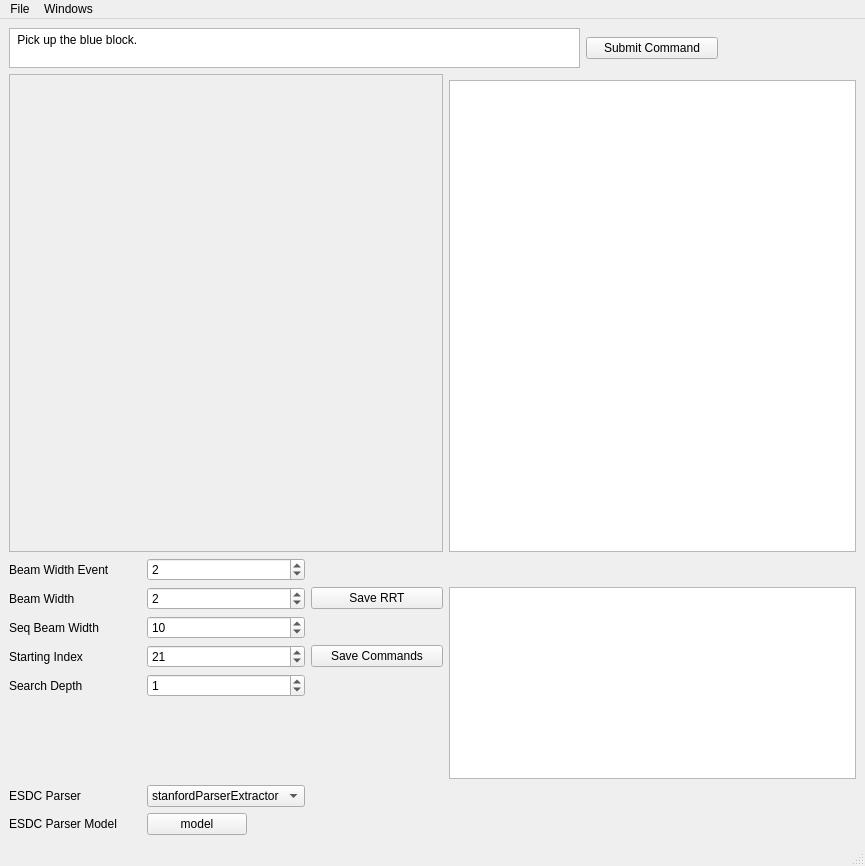
The window that tools/g3/python/g3/inference/gui/costFunctionBrowser.ui (h2r/slu_core) describes before a commit, drawn with Qt 5.
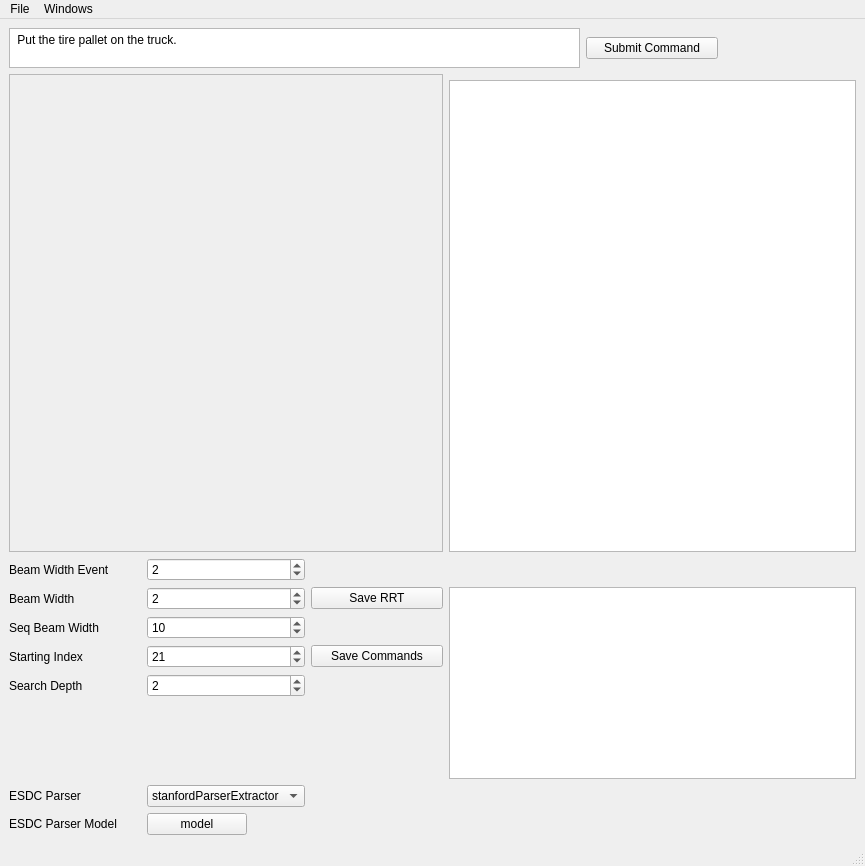
The same window after the commit.

What changed in the file:
```diff
--- a/tools/g3/python/g3/inference/gui/costFunctionBrowser.ui
+++ b/tools/g3/python/g3/inference/gui/costFunctionBrowser.ui
@@ -41,7 +41,7 @@
        </size>
       </property>
       <property name="plainText">
-       <string> Pick up the blue block.</string>
+       <string> Put the tire pallet on the truck.</string>
       </property>
      </widget>
     </item>
@@ -76,7 +76,7 @@
     <item row="8" column="1">
      <widget class="QSpinBox" name="searchDepthBox">
       <property name="value">
-       <number>1</number>
+       <number>2</number>
       </property>
      </widget>
     </item>
```
